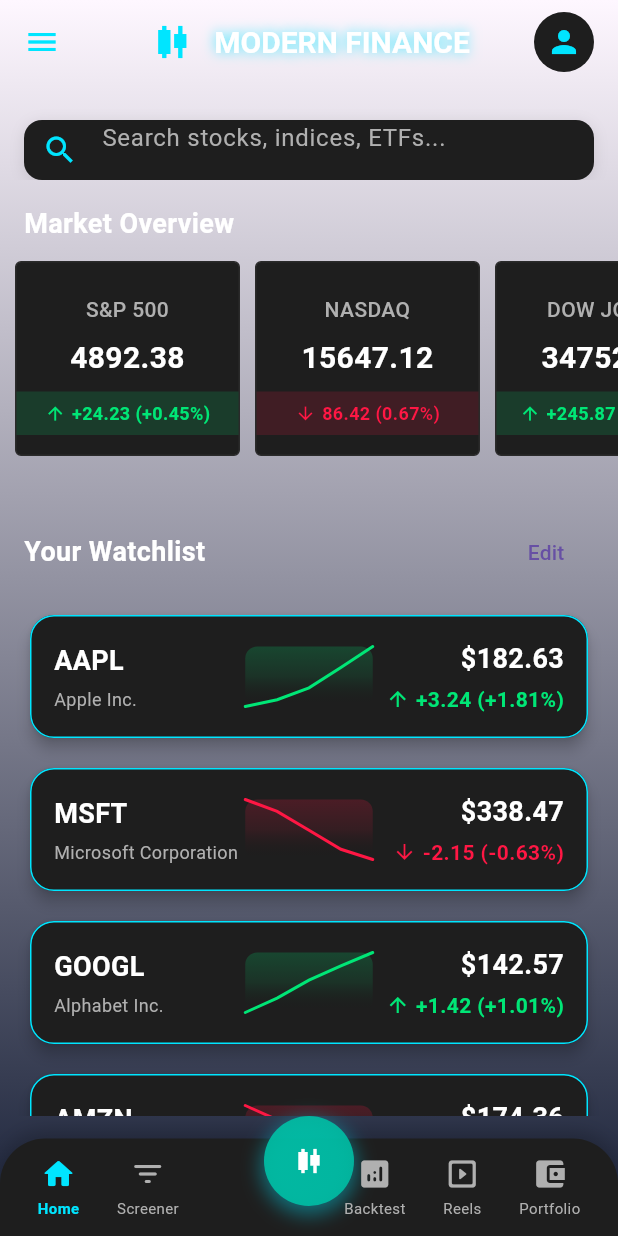
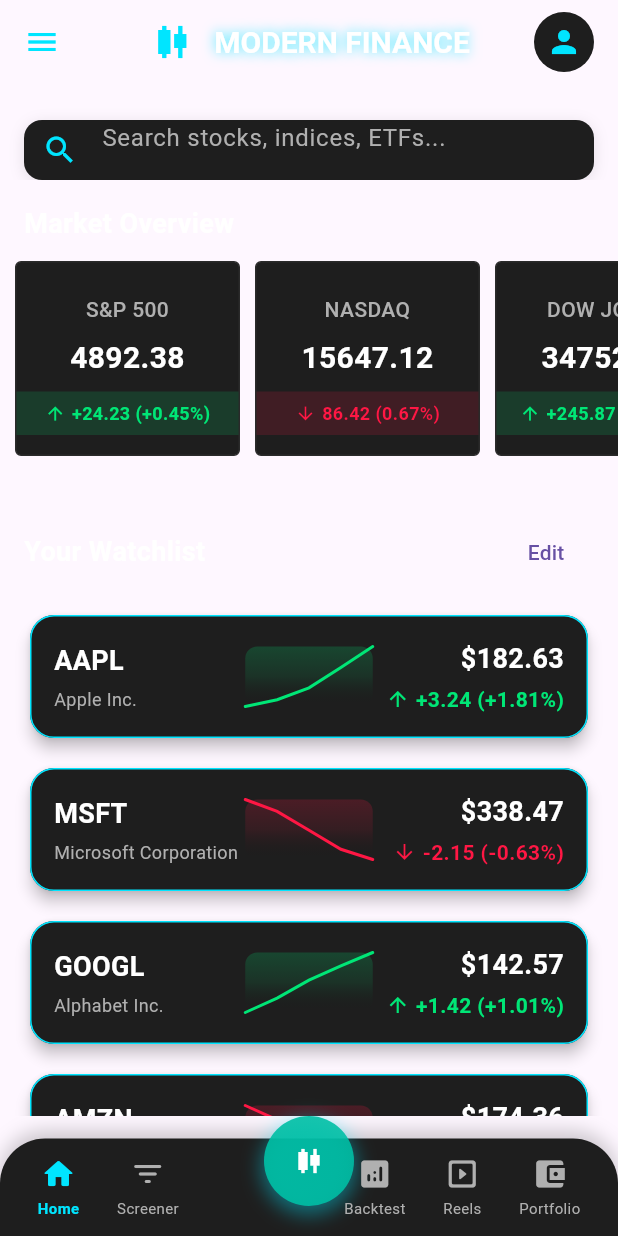
Before and after one commit to furkancekic/furkancekic, a Flutter app: the screen it shows after launch, on a phone screen of 412 x 824 dp. Run offline on Flutter 3.47's test engine with Material 3 defaults, Android fonts, the phone set to English and light mode, and no system bars; our stand-ins replace fl_chart, shared_preferences, syncfusion_flutter_charts; network calls fail.

Commit message:
update porfolio

```diff
--- a/lib/screens/home_screen.dart
+++ b/lib/screens/home_screen.dart
@@ -228,7 +228,8 @@ class CurvedNavigationBar extends StatelessWidget {
                   _buildNavItem(
                       context, 3, Icons.analytics_rounded, 'Backtest'),
                   _buildNavItem(context, 4, Icons.slideshow_rounded, 'Reels'),
-                  _buildNavItem(context, 5, Icons.account_balance_wallet, 'Portfolio'),
+                  _buildNavItem(
+                      context, 5, Icons.account_balance_wallet, 'Portfolio'),
                 ],
               ),
             ),
@@ -512,7 +513,13 @@ class _HomeContentState extends State<HomeContent> {
   Widget build(BuildContext context) {
     final ext = Theme.of(context).extension<AppThemeExtension>();
 
-    final bgColor = Theme.of(context).scaffoldBackgroundColor;
+    // Temaya göre gradient renkleri al (bu satırı ekleyin)
+    final bgGradientColors = ext?.gradientBackgroundColors ??
+        [
+          Theme.of(context).scaffoldBackgroundColor,
+          Theme.of(context).scaffoldBackgroundColor,
+        ];
+
     final textPrim = ext?.textPrimary ?? AppTheme.textPrimary;
     final textSec = ext?.textSecondary ?? AppTheme.textSecondary;
     final accent = ext?.accentColor ?? AppTheme.accentColor;
@@ -523,7 +530,7 @@ class _HomeContentState extends State<HomeContent> {
         gradient: LinearGradient(
           begin: Alignment.topCenter,
           end: Alignment.bottomCenter,
-          colors: [bgColor, const Color(0xFF192138)],
+          colors: bgGradientColors, // Burayı değiştirin
         ),
       ),
       child: SafeArea(
```
Also changed, not shown: lib/theme/app_theme.dart (+32 -6 lines).
